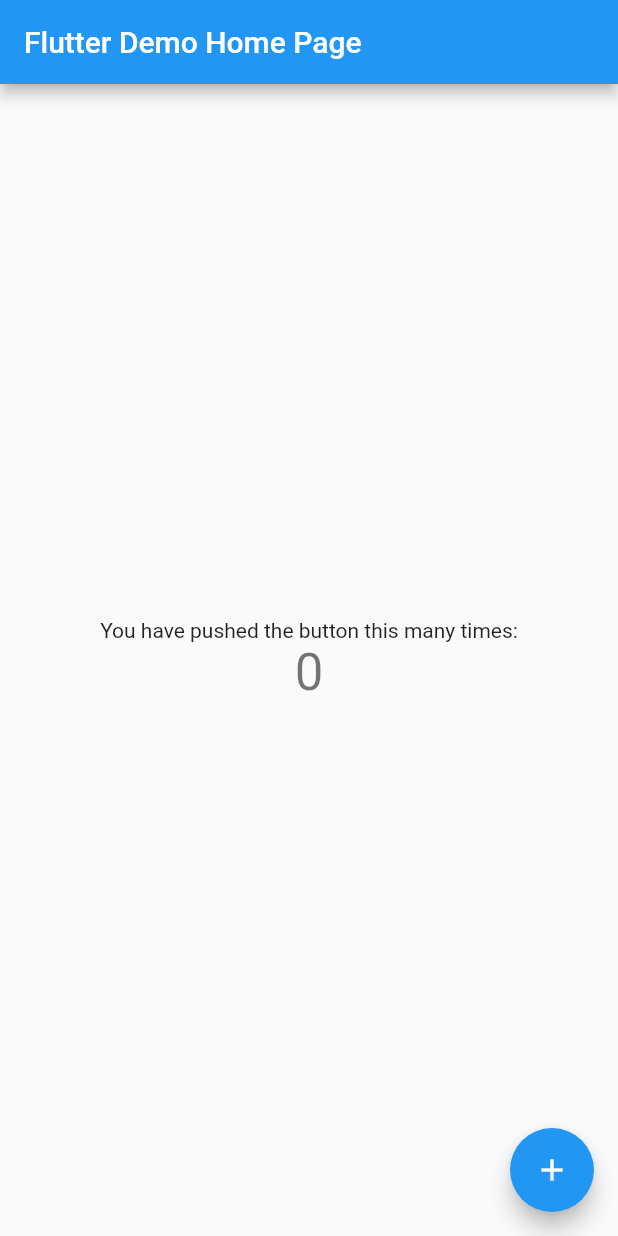
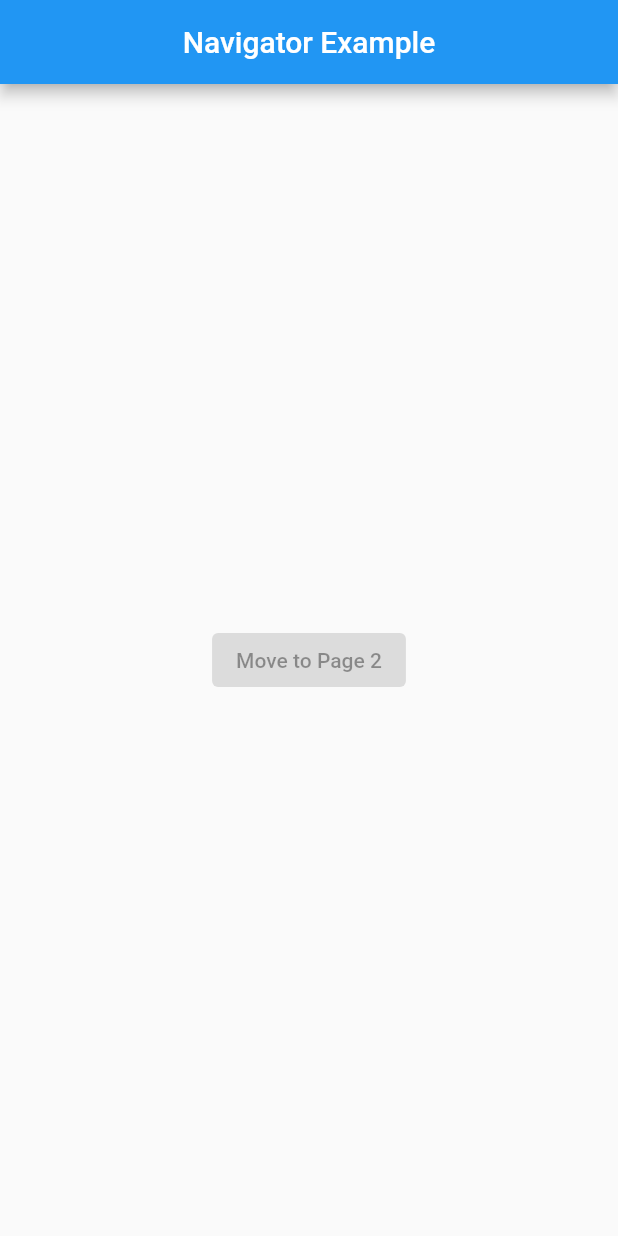
Before and after one commit to dimitriylavr/FlutterStorage, a Flutter app: the screen it shows after launch, on a phone screen of 412 x 824 dp. Run offline on Flutter 3.47's test engine with Material 2 defaults, Android fonts, the phone set to English and light mode, and no system bars.

Commit message:
Update main.dart

```diff
--- a/udemy3/navigator_example/lib/main.dart
+++ b/udemy3/navigator_example/lib/main.dart
@@ -1,115 +1,31 @@
 import 'package:flutter/material.dart';
 
-void main() {
-  runApp(const MyApp());
-}
+void main() => runApp(MyApp());
 
 class MyApp extends StatelessWidget {
-  const MyApp({Key? key}) : super(key: key);
-
-  // This widget is the root of your application.
   @override
   Widget build(BuildContext context) {
     return MaterialApp(
-      title: 'Flutter Demo',
-      theme: ThemeData(
-        // This is the theme of your application.
-        //
-        // Try running your application with "flutter run". You'll see the
-        // application has a blue toolbar. Then, without quitting the app, try
-        // changing the primarySwatch below to Colors.green and then invoke
-        // "hot reload" (press "r" in the console where you ran "flutter run",
-        // or simply save your changes to "hot reload" in a Flutter IDE).
-        // Notice that the counter didn't reset back to zero; the application
-        // is not restarted.
-        primarySwatch: Colors.blue,
+      debugShowCheckedModeBanner: false,
+      home: Scaffold(
+        appBar: AppBar(
+          title: Text("Navigator Example"),
+          centerTitle: true,
+        ),
+        body: HomePage(),
       ),
-      home: const MyHomePage(title: 'Flutter Demo Home Page'),
     );
   }
 }
 
-class MyHomePage extends StatefulWidget {
-  const MyHomePage({Key? key, required this.title}) : super(key: key);
-
-  // This widget is the home page of your application. It is stateful, meaning
-  // that it has a State object (defined below) that contains fields that affect
-  // how it looks.
-
-  // This class is the configuration for the state. It holds the values (in this
-  // case the title) provided by the parent (in this case the App widget) and
-  // used by the build method of the State. Fields in a Widget subclass are
-  // always marked "final".
-
-  final String title;
-
-  @override
-  State<MyHomePage> createState() => _MyHomePageState();
-}
-
-class _MyHomePageState extends State<MyHomePage> {
-  int _counter = 0;
-
-  void _incrementCounter() {
-    setState(() {
-      // This call to setState tells the Flutter framework that something has
-      // changed in this State, which causes it to rerun the build method below
-      // so that the display can reflect the updated values. If we changed
-      // _counter without calling setState(), then the build method would not be
-      // called again, and so nothing would appear to happen.
-      _counter++;
-    });
-  }
-
+class HomePage extends StatelessWidget {
   @override
   Widget build(BuildContext context) {
-    // This method is rerun every time setState is called, for instance as done
-    // by the _incrementCounter method above.
-    //
-    // The Flutter framework has been optimized to make rerunning build methods
-    // fast, so that you can just rebuild anything that needs updating rather
-    // than having to individually change instances of widgets.
-    return Scaffold(
-      appBar: AppBar(
-        // Here we take the value from the MyHomePage object that was created by
-        // the App.build method, and use it to set our appbar title.
-        title: Text(widget.title),
+    return Center(
+      child: ElevatedButton(
+        onPressed: null,
+        child: Text("Move to Page 2"),
       ),
-      body: Center(
-        // Center is a layout widget. It takes a single child and positions it
-        // in the middle of the parent.
-        child: Column(
-          // Column is also a layout widget. It takes a list of children and
-          // arranges them vertically. By default, it sizes itself to fit its
-          // children horizontally, and tries to be as tall as its parent.
-          //
-          // Invoke "debug painting" (press "p" in the console, choose the
-          // "Toggle Debug Paint" action from the Flutter Inspector in Android
-          // Studio, or the "Toggle Debug Paint" command in Visual Studio Code)
-          // to see the wireframe for each widget.
-          //
-          // Column has various properties to control how it sizes itself and
-          // how it positions its children. Here we use mainAxisAlignment to
-          // center the children vertically; the main axis here is the vertical
-          // axis because Columns are vertical (the cross axis would be
-          // horizontal).
-          mainAxisAlignment: MainAxisAlignment.center,
-          children: <Widget>[
-            const Text(
-              'You have pushed the button this many times:',
-            ),
-            Text(
-              '$_counter',
-              style: Theme.of(context).textTheme.headline4,
-            ),
-          ],
-        ),
-      ),
-      floatingActionButton: FloatingActionButton(
-        onPressed: _incrementCounter,
-        tooltip: 'Increment',
-        child: const Icon(Icons.add),
-      ), // This trailing comma makes auto-formatting nicer for build methods.
     );
   }
 }
```
